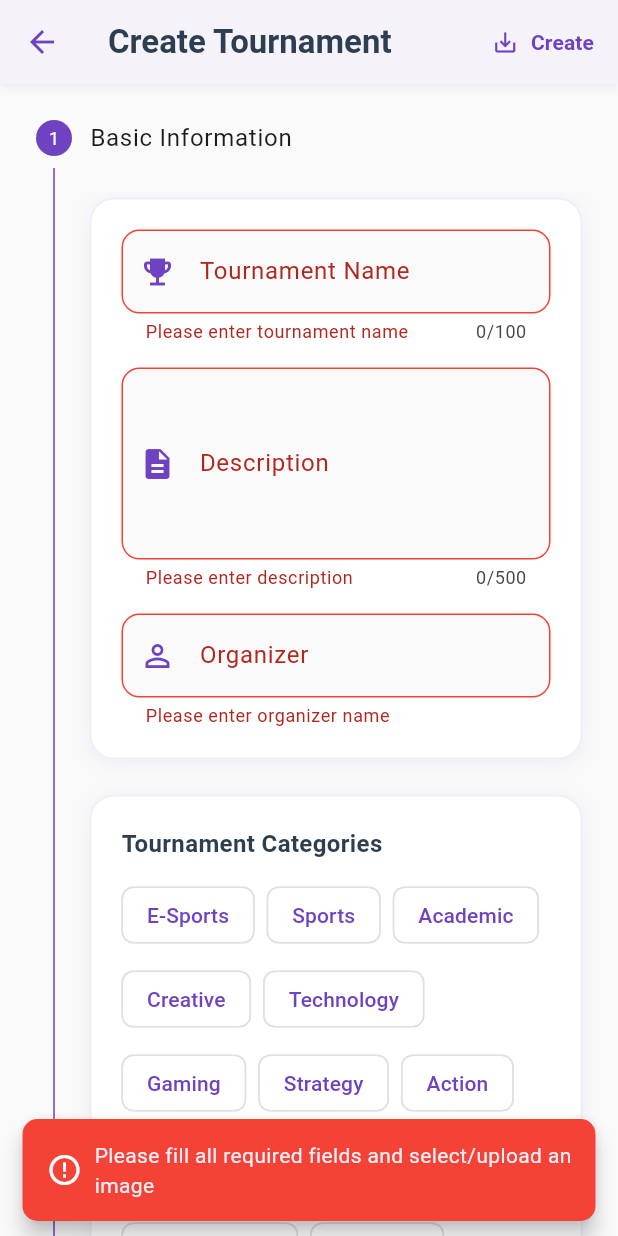
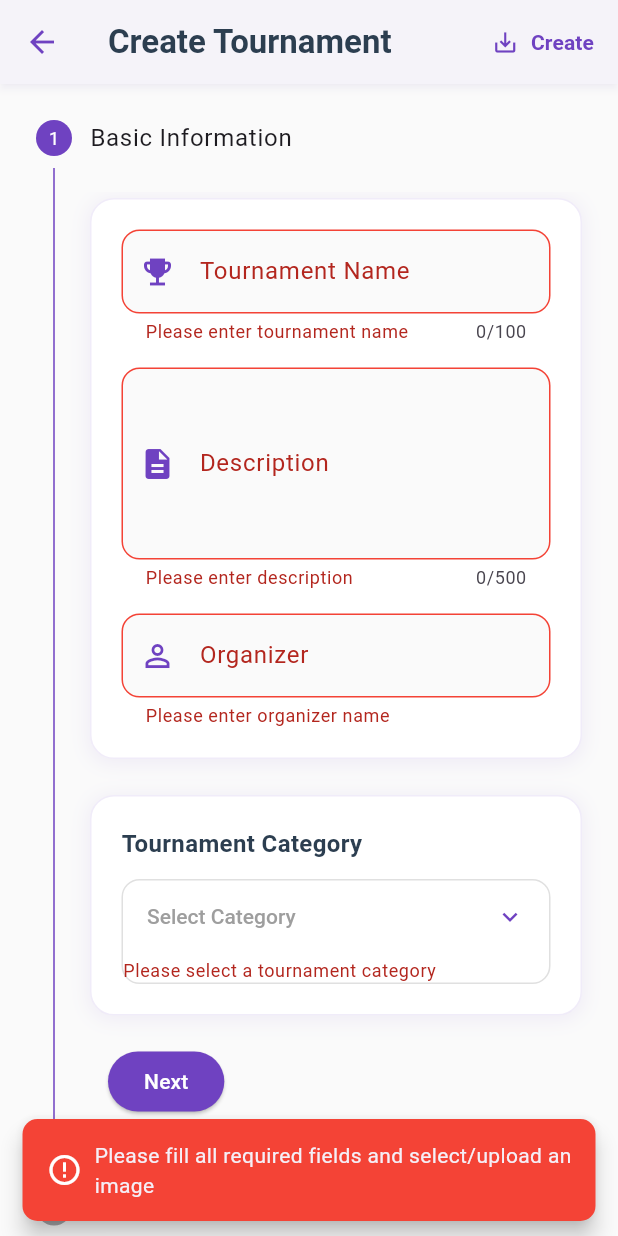
Before and after one commit to gopisankar-id17/vetra--An-digital-tournament-booking-application, a Flutter app: the AddTournamentPage screen opened directly, after a tap on "Create", on a phone screen of 412 x 824 dp. Run offline on Flutter 3.47's test engine with Material 3 defaults, Android fonts, the phone set to English and light mode, and no system bars; our stand-ins replace carousel_slider, cloud_firestore, firebase_core, firebase_storage, image_picker, shared_preferences; accounts and stored records are empty.

Commit message:
Changed dropdown at new tournament form

```diff
--- a/lib/screens/admin/add_tournament_page.dart
+++ b/lib/screens/admin/add_tournament_page.dart
@@ -33,7 +33,7 @@ class _AddTournamentPageState extends State<AddTournamentPage>
   DateTime? _startDate;
   DateTime? _endDate;
   DateTime? _registrationDeadline;
-  List<String> _selectedCategories = [];
+  String? _selectedCategory;
   TournamentFormat _selectedFormat = TournamentFormat.singleElimination;
   TournamentMode _selectedMode = TournamentMode.online;
 
@@ -46,23 +46,49 @@ class _AddTournamentPageState extends State<AddTournamentPage>
 
   final List<String> _availableCategories = [
     'E-Sports',
+    'Gaming',
     'Sports',
     'Academic',
+    'Technology',
     'Creative',
-    'Technology',
-    'Gaming',
     'Strategy',
     'Action',
-    'Team-based',
-    'Individual',
+    'Battle Royale',
+    'MOBA',
+    'FPS',
+    'Racing',
+    'Puzzle',
+    'Card Games',
+    'Board Games',
+    'Mobile Gaming',
+    'PC Gaming',
+    'Console Gaming',
     'PUBG Mobile',
     'Free Fire',
-    'Call of Duty',
+    'Call of Duty Mobile',
     'Valorant',
+    'Counter-Strike',
+    'League of Legends',
+    'Dota 2',
+    'Fortnite',
+    'Apex Legends',
     'Chess',
     'Cricket',
     'Football',
     'Basketball',
+    'Tennis',
+    'Badminton',
+    'Table Tennis',
+    'Swimming',
+    'Athletics',
+    'Coding Competition',
+    'Hackathon',
+    'Quiz Competition',
+    'Debate',
+    'Art Competition',
+    'Photography',
+    'Writing Competition',
+    'Music Competition',
   ];
 
   bool _isLoading = false;
@@ -561,7 +587,7 @@ class _AddTournamentPageState extends State<AddTournamentPage>
       crossAxisAlignment: CrossAxisAlignment.start,
       children: [
         const Text(
-          'Tournament Categories',
+          'Tournament Category',
           style: TextStyle(
             fontSize: 16,
             fontWeight: FontWeight.w600,
@@ -569,48 +595,99 @@ class _AddTournamentPageState extends State<AddTournamentPage>
           ),
         ),
         const SizedBox(height: 12),
-        Wrap(
-          spacing: 8,
-          runSpacing: 8,
-          children: _availableCategories.map((category) {
-            final isSelected = _selectedCategories.contains(category);
-            return FilterChip(
-              label: Text(
-                category,
-                style: TextStyle(
-                  color: isSelected ? Colors.white : AppTheme.primaryColor,
-                  fontWeight: FontWeight.w500,
+        Container(
+          decoration: BoxDecoration(
+            borderRadius: BorderRadius.circular(12),
+            border: Border.all(color: Colors.grey.shade300),
+            color: Colors.white,
+          ),
+          child: DropdownButtonHideUnderline(
+            child: DropdownButtonFormField<String>(
+              value: _selectedCategory,
+              hint: const Padding(
+                padding: EdgeInsets.symmetric(horizontal: 16),
+                child: Text(
+                  'Select Category',
+                  style: TextStyle(color: Colors.grey, fontSize: 14),
                 ),
               ),
-              selected: isSelected,
-              onSelected: (selected) {
+              decoration: const InputDecoration(
+                border: InputBorder.none,
+                contentPadding: EdgeInsets.zero,
+              ),
+              icon: Container(
+                margin: const EdgeInsets.only(right: 16),
+                child: const Icon(
+                  Icons.keyboard_arrow_down,
+                  color: AppTheme.primaryColor,
+                  size: 20,
+                ),
+              ),
+              dropdownColor: Colors.white,
+              style: const TextStyle(
+                fontSize: 14,
+                fontWeight: FontWeight.w500,
+                color: AppTheme.textDarkColor,
+              ),
+              items: _availableCategories.map((category) {
+                return DropdownMenuItem<String>(
+                  value: category,
+                  child: Padding(
+                    padding: const EdgeInsets.symmetric(
+                      horizontal: 16,
+                      vertical: 2,
+                    ),
+                    child: Text(
+                      category,
+                      style: const TextStyle(
+                        fontSize: 14,
+                        fontWeight: FontWeight.w500,
+                        color: AppTheme.textDarkColor,
+                      ),
+                      overflow: TextOverflow.ellipsis,
+                      maxLines: 1,
+                    ),
+                  ),
+                );
+              }).toList(),
+              selectedItemBuilder: (BuildContext context) {
+                return _availableCategories.map<Widget>((String value) {
+                  return Container(
+                    alignment: Alignment.centerLeft,
+                    padding: const EdgeInsets.symmetric(
+                      horizontal: 16,
+                      vertical: 16,
+                    ),
+                    child: Text(
+                      value,
+                      style: const TextStyle(
+                        fontSize: 14,
+                        fontWeight: FontWeight.w500,
+                        color: AppTheme.textDarkColor,
+                      ),
+                      overflow: TextOverflow.ellipsis,
+                      maxLines: 1,
+                    ),
+                  );
+                }).toList();
+              },
+              onChanged: (value) {
                 setState(() {
-                  if (selected) {
-                    _selectedCategories.add(category);
-                  } else {
-                    _selectedCategories.remove(category);
-                  }
+                  _selectedCategory = value;
                 });
               },
-              backgroundColor: Colors.white,
-              selectedColor: AppTheme.primaryColor,
-              checkmarkColor: Colors.white,
-              side: BorderSide(
-                color: isSelected
-                    ? AppTheme.primaryColor
-                    : Colors.grey.shade300,
-              ),
-            );
-          }).toList(),
-        ),
-        if (_selectedCategories.isEmpty)
-          const Padding(
-            padding: EdgeInsets.only(top: 8),
-            child: Text(
-              'Please select at least one category',
-              style: TextStyle(color: Colors.red, fontSize: 12),
+              validator: (value) {
+                if (value == null || value.isEmpty) {
+                  return 'Please select a tournament category';
+                }
+                return null;
+              },
+              isExpanded: true,
+              isDense: false,
+              menuMaxHeight: 400,
             ),
           ),
+        ),
       ],
     );
   }
@@ -806,7 +883,8 @@ class _AddTournamentPageState extends State<AddTournamentPage>
         return _nameController.text.isNotEmpty &&
             _descriptionController.text.isNotEmpty &&
             _organizerController.text.isNotEmpty &&
-            _selectedCategories.isNotEmpty;
+            _selectedCategory != null &&
+            _selectedCategory!.isNotEmpty;
       case 1:
         return _entryFeeController.text.isNotEmpty &&
             _maxParticipantsController.text.isNotEmpty &&
@@ -828,7 +906,8 @@ class _AddTournamentPageState extends State<AddTournamentPage>
         _startDate == null ||
         _endDate == null ||
         _registrationDeadline == null ||
-        _selectedCategories.isEmpty ||
+        _selectedCategory == null ||
+        _selectedCategory!.isEmpty ||
         (_selectedImage == null && _imageUrl.isEmpty)) {
       _showErrorSnackBar(
         'Please fill all required fields and select/upload an image',
@@ -868,7 +947,7 @@ class _AddTournamentPageState extends State<AddTournamentPage>
         imageUrl: _imageUrl.isNotEmpty ? _imageUrl : null,
         status: TournamentStatus.upcoming,
         organizer: _organizerController.text.trim(),
-        categories: _selectedCategories,
+        categories: _selectedCategory != null ? [_selectedCategory!] : [],
         format: _selectedFormat,
         mode: _selectedMode,
         rules: _rulesController.text.isNotEmpty
--- a/lib/screens/admin/admin_dashboard.dart
+++ b/lib/screens/admin/admin_dashboard.dart
@@ -1,7 +1,9 @@
 import 'package:flutter/material.dart';
 import '../landing_page.dart';
 import 'tournaments_list_page.dart';
+import 'add_tournament_page.dart';
 import '../../auth_service.dart';
+import '../../models/tournament.dart';
 
 class AdminDashboardPage extends StatefulWidget {
   const AdminDashboardPage({super.key});
@@ -218,6 +220,14 @@ class _AdminDashboardPageState extends State<AdminDashboardPage> {
           ),
         ),
       ),
+      floatingActionButton: FloatingActionButton.extended(
+        onPressed: _showAddTournamentDialog,
+        backgroundColor: const Color(0xFFE74C3C),
+        foregroundColor: Colors.white,
+        icon: const Icon(Icons.add),
+        label: const Text('New Tournament'),
+        elevation: 6,
+      ),
     );
   }
 
@@ -282,4 +292,65 @@ class _AdminDashboardPageState extends State<AdminDashboardPage> {
       ),
     );
   }
+
+  void _showAddTournamentDialog() {
+    showDialog(
+      context: context,
+      barrierDismissible: false,
+      builder: (BuildContext context) {
+        return Dialog(
+          shape: RoundedRectangleBorder(
+            borderRadius: BorderRadius.circular(16),
+          ),
+          child: Container(
+            width: MediaQuery.of(context).size.width * 0.9,
+            height: MediaQuery.of(context).size.height * 0.85,
+            padding: const EdgeInsets.all(16),
+            child: Column(
+              children: [
+                // Dialog Header
+                Row(
+                  mainAxisAlignment: MainAxisAlignment.spaceBetween,
+                  children: [
+                    const Text(
+                      'Create New Tournament',
+                      style: TextStyle(
+                        fontSize: 20,
+                        fontWeight: FontWeight.bold,
+                        color: Color(0xFF2C3E50),
+                      ),
+                    ),
+                    IconButton(
+                      icon: const Icon(Icons.close),
+                      onPressed: () => Navigator.of(context).pop(),
+                    ),
+                  ],
+                ),
+                const Divider(),
+                // Tournament Form Content
+                Expanded(
+                  child: AddTournamentPage(
+                    onTournamentCreated: (Tournament tournament) {
+                      Navigator.of(context).pop(); // Close dialog
+                      ScaffoldMessenger.of(context).showSnackBar(
+                        SnackBar(
+                          content: Text('Tournament "${tournament.name}" created successfully!'),
+                          backgroundColor: const Color(0xFF2ECC71),
+                          duration: const Duration(seconds: 3),
+                        ),
+                      );
+                      // Optionally refresh dashboard data here
+                      setState(() {
+                        // You can update dashboard stats here if needed
+                      });
+                    },
+                  ),
+                ),
+              ],
+            ),
+          ),
+        );
+      },
+    );
+  }
 }
```
